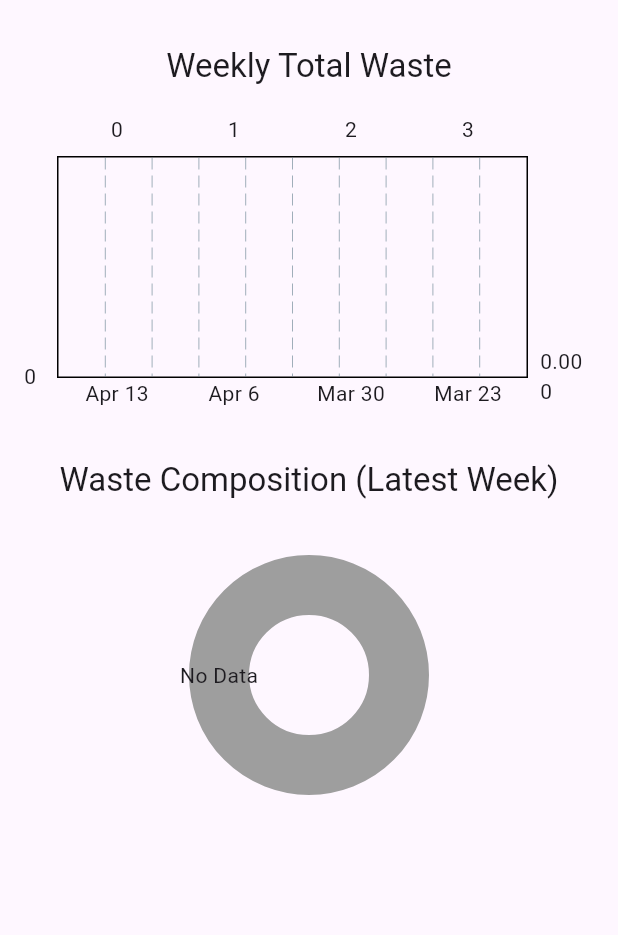
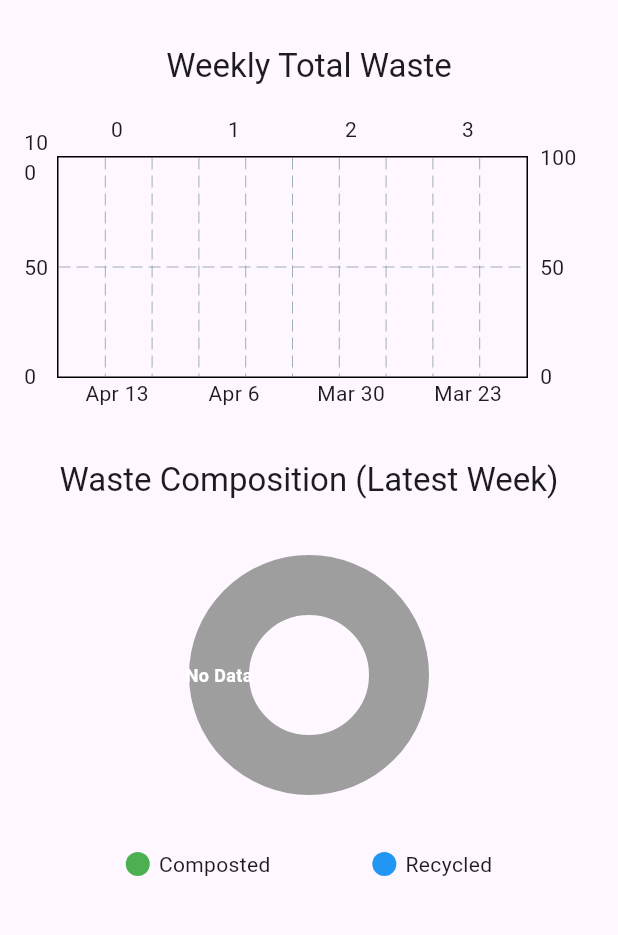
Before and after one commit to jbrun001/foodmanager, a Flutter app: the WasteLogAnalysisScreen screen opened directly with empty values, on a phone screen of 412 x 824 dp, the part 63-998 px from its top. Run offline on Flutter 3.47's test engine with Material 3 defaults, Android fonts, the phone set to English and light mode, and no system bars; our stand-ins replace cached_network_image, cloud_firestore, firebase_auth, firebase_core, go_router, google_sign_in and 1 more; accounts and stored records are empty; generated files the repository leaves out were written again; network calls fail.

Commit message:
R1.FW.02 final visualisation of food waste trends over time updates. Stacked bar showing recycled and composted over time, and pie chart showing overall percentage of recycled vs composted

```diff
--- a/documentation/test-data/recipes2.json
+++ b/documentation/test-data/recipes2.json
@@ -110,7 +110,7 @@
 			},
 			{
 				"step": "Heat a large wide based pan with a generous drizzle of olive oil over high heat",
-				"image": "https://dummyimage.com/100"
+				"image": ""
 			},
 			{
 				"step": "once hot, add the pepper strips, sliced onion and chicken breast strips to the pan and cook for 10-12 min or until the vegetables have softend and the chicken is cooked through",
--- a/lib/screens/pocfirebase_screen.dart
+++ b/lib/screens/pocfirebase_screen.dart
@@ -924,6 +924,7 @@ class _POCFirebaseScreenState extends State<POCFirebaseScreen> {
         amount: 2.0,
         composted: 1.0,
         inedibleParts: 0.5,
+        recycled: 0.5,
       );
 
       // add a test smartlist
@@ -951,7 +952,7 @@ class _POCFirebaseScreenState extends State<POCFirebaseScreen> {
     setState(() {
       _status = "Generating Food Waste Test Data...";
     });
-    // do this for the current userid
+
     userId = FirebaseService().getCurrentUserId();
     try {
       // Step 1: Delete existing waste logs for the user.
@@ -972,20 +973,17 @@ class _POCFirebaseScreenState extends State<POCFirebaseScreen> {
       for (int i = 0; i <= 6 * 7; i++) {
         DateTime currentDate = startDate.add(Duration(days: i));
 
-        // Generate a random time for logDate on the current day.
-        int randomHour = random.nextInt(24);
-        int randomMinute = random.nextInt(60);
-        int randomSecond = random.nextInt(60);
+        // Generate a random log time.
         DateTime logDate = DateTime(
           currentDate.year,
           currentDate.month,
           currentDate.day,
-          randomHour,
-          randomMinute,
-          randomSecond,
+          random.nextInt(24),
+          random.nextInt(60),
+          random.nextInt(60),
         );
 
-        // Compute the week date as the most recent Sunday at midnight.
+        // Compute start of the week (Sunday).
         int daysToSubtract = currentDate.weekday % 7;
         DateTime weekStart = DateTime(
           currentDate.year,
@@ -994,27 +992,41 @@ class _POCFirebaseScreenState extends State<POCFirebaseScreen> {
         ).subtract(Duration(days: daysToSubtract));
         weekStart = DateTime(weekStart.year, weekStart.month, weekStart.day);
 
-        // Generate random waste amounts such that total waste <= 400.
-        double totalWaste = random.nextDouble() * 400;
-        double composted = random.nextDouble() * totalWaste;
-        double inedible = totalWaste - composted;
+        // Generate total waste (max ~250g realistic cap).
+        double totalWaste = 100 + random.nextDouble() * 150; // 100–250g
 
-        // Create a wasteId based on the log date.
+        // Generate percentages and convert to grams.
+        double compostedPct = random.nextDouble() * 0.6; // up to 60%
+        double inediblePct = random.nextDouble() * 0.3; // up to 30%
+
+        // Ensure composted + inedible ≤ totalWaste
+        double composted = totalWaste * compostedPct;
+        double inedible = totalWaste * inediblePct;
+
+        // Limit to ensure recycled is always ≥ 0
+        if (composted + inedible > totalWaste) {
+          composted = totalWaste * 0.3;
+          inedible = totalWaste * 0.2;
+        }
+
+        // Create a unique ID based on the date.
         String wasteId =
             "waste_${currentDate.year}${currentDate.month.toString().padLeft(2, '0')}${currentDate.day.toString().padLeft(2, '0')}";
 
-        // Use the firebaseService to add the waste log.
         await widget.firebaseService.addWasteLog(
           userId: userId,
           wasteId: wasteId,
           week: weekStart,
           logDate: logDate,
-          amount: totalWaste,
-          composted: composted,
-          inedibleParts: inedible,
+          amount: double.parse(totalWaste.toStringAsFixed(1)),
+          recycled: double.parse(
+              (totalWaste - composted - inedible).toStringAsFixed(1)),
+          composted: double.parse(composted.toStringAsFixed(1)),
+          inedibleParts: double.parse(inedible.toStringAsFixed(1)),
         );
       }
-      userId = "1"; // set back to 1 so other buttons work
+
+      userId = "1"; // reset for UI test case compatibility
       setState(() {
         _status = "Food Waste Test Data generated successfully!";
       });
--- a/lib/screens/recipes_screen.dart
+++ b/lib/screens/recipes_screen.dart
@@ -165,7 +165,7 @@ class _RecipesScreenState extends State<RecipesScreen> {
                         );
                       }).toList(),
                     ),
-                    SizedBox(width: 8),
+/*                    SizedBox(width: 8),
                     Text("Max Cals:", style: TextStyle(fontSize: 16)),
                     SizedBox(width: 8),
                     DropdownButton<int?>(
@@ -182,7 +182,7 @@ class _RecipesScreenState extends State<RecipesScreen> {
                           child: Text(cal == null ? 'Any' : '$cal kcal'),
                         );
                       }).toList(),
-                    ),
+                    ), */
                   ],
                 ),
               ),
--- a/lib/screens/waste_log_screen.dart
+++ b/lib/screens/waste_log_screen.dart
@@ -79,6 +79,8 @@ class _WasteLogScreenState extends State<WasteLogScreen> {
         week: _weekStart, // start of the week for grouping
         logDate: _selectedDate, // actual log date
         amount: wasteAmount,
+        recycled: double.parse((wasteAmount - compostedAmount - inedibleAmount)
+            .toStringAsFixed(1)),
         composted: compostedAmount,
         inedibleParts: inedibleAmount,
       );
--- a/lib/screens/wasteloganalysis_screen.dart
+++ b/lib/screens/wasteloganalysis_screen.dart
@@ -4,6 +4,7 @@ import 'package:intl/intl.dart';
 import '../services/firebase_service.dart';
 import 'package:go_router/go_router.dart'; // required for login redirect
 import 'menu_drawer.dart';
+// f1_charts reference https://clay-atlas.com/us/blog/2021/10/14/flutter-en-flchart-pie-chart/
 
 class WasteLogAnalysisScreen extends StatefulWidget {
   final FirebaseService firebaseService;
@@ -53,20 +54,108 @@ class _WasteLogAnalysisScreenState extends State<WasteLogAnalysisScreen> {
       double totalWaste = 0;
       double totalComposted = 0;
       double totalInedible = 0;
+      double totalRecycled = 0;
 
       for (var log in logs) {
         totalWaste += (log['amount'] ?? 0) as double;
         totalComposted += (log['composted'] ?? 0) as double;
         totalInedible += (log['inedibleParts'] ?? 0) as double;
+        totalRecycled += (log['recycled'] ?? 0) as double;
       }
       String label = DateFormat.MMMd().format(weekStart);
       weeklyStats[label] = {
         'totalWaste': totalWaste,
+        'totalRecycled': totalRecycled,
         'totalComposted': totalComposted,
-        'totalInedible': totalInedible,
+        // 'totalInedible': totalInedible, don't want to show inedible
       };
     }
     return weeklyStats;
+  }
+
+  double _getMaxWaste(Map<String, Map<String, double>> weeklyStats) {
+    double max = 0;
+    weeklyStats.forEach((key, stats) {
+      final total = (stats['totalWaste'] as double?) ?? 0.0;
+      if (total > max) max = total;
+    });
+    return max > 0 ? max + 20 : 100; // use 100 if everything is 0
+  }
+
+  Widget _buildLegendItem({required Color color, required String label}) {
+    return Row(
+      mainAxisSize: MainAxisSize.min,
+      children: [
+        Container(
+          width: 16,
+          height: 16,
+          decoration: BoxDecoration(color: color, shape: BoxShape.circle),
+        ),
+        const SizedBox(width: 6),
+        Text(label),
+      ],
+    );
+  }
+
+  List<PieChartSectionData> _buildPieChartSections(
+      Map<String, Map<String, double>> weeklyStats) {
+    // assume the latest week is the first week in _weekStarts.
+    String latestWeekLabel = DateFormat.MMMd().format(_weekStarts.first);
+    Map<String, double> latestStats = weeklyStats[latestWeekLabel] ??
+        {'totalRecycled': 0, 'totalComposted': 0, 'totalInedible': 0};
+
+    double recycled = latestStats['totalRecycled']!;
+    double composted = latestStats['totalComposted']!;
+    double totalWaste = latestStats['totalWaste']!;
+//    double inedible = latestStats['totalInedible']!;  don't show inedible
+//    double other = totalWaste - (composted + recycled);
+
+    List<PieChartSectionData> sections = [];
+
+    if (totalWaste > 0) {
+      sections.add(
+        PieChartSectionData(
+          value: composted,
+          color: Colors.green,
+          title: '${((composted / totalWaste) * 100).toStringAsFixed(1)}%',
+          titleStyle: TextStyle(
+              fontSize: 12, fontWeight: FontWeight.bold, color: Colors.white),
+          titlePositionPercentageOffset: 0.6,
+        ),
+      );
+/*      sections.add(
+        PieChartSectionData(
+          value: inedible,
+          color: Colors.red,
+          title: '${((inedible / totalWaste) * 100).toStringAsFixed(1)}%',
+          titleStyle: TextStyle(
+              fontSize: 12, fontWeight: FontWeight.bold, color: Colors.white),
+          titlePositionPercentageOffset: 0.6,
+        ),
+      ); */
+      sections.add(
+        PieChartSectionData(
+          value: recycled,
+          color: Colors.blue,
+          title: '${((recycled / totalWaste) * 100).toStringAsFixed(1)}%',
+          titleStyle: TextStyle(
+              fontSize: 12, fontWeight: FontWeight.bold, color: Colors.white),
+          titlePositionPercentageOffset: 0.6,
+        ),
+      );
+    } else {
+      sections.add(
+        PieChartSectionData(
+          value: 1,
+          color: Colors.grey,
+          title: 'No Data',
+          titleStyle: TextStyle(
+              fontSize: 12, fontWeight: FontWeight.bold, color: Colors.white),
+        ),
+      );
+    }
+
+    return sections;
   }
 
   @override
@@ -104,15 +193,37 @@ class _WasteLogAnalysisScreenState extends State<WasteLogAnalysisScreen> {
                         alignment: BarChartAlignment.spaceAround,
                         maxY: _getMaxWaste(weeklyStats),
                         barGroups: weeklyStats.entries.map((entry) {
-                          double totalWaste = entry.value['totalWaste']!;
-                          int index =
+                          final index =
                               weeklyStats.keys.toList().indexOf(entry.key);
+
+                          final total =
+                              (entry.value['totalWaste'] as double?) ?? 0.0;
+                          final composted =
+                              (entry.value['totalComposted'] as double?) ?? 0.0;
+                          final inedible =
+                              (entry.value['totalInedible'] as double?) ?? 0.0;
+
+                          final recycled = total - (composted + inedible);
+
+                          // Skip bar if total is zero (avoids invisible bars)
+                          if (total == 0) {
+                            return BarChartGroupData(x: index, barRods: []);
+                          }
+
                           return BarChartGroupData(
                             x: index,
                             barRods: [
                               BarChartRodData(
-                                toY: totalWaste,
-                                color: Colors.blue,
+                                toY: total,
+                                rodStackItems: [
+                                  BarChartRodStackItem(0, recycled,
+                                      Colors.blue), // Recycled (base)
+                                  BarChartRodStackItem(
+                                      recycled,
+                                      recycled + composted,
+                                      Colors.green), // Composted (on top)
+                                ],
+                                width: 22,
                               ),
                             ],
                           );
@@ -149,6 +260,7 @@ class _WasteLogAnalysisScreenState extends State<WasteLogAnalysisScreen> {
                     'Waste Composition (Latest Week)',
                     style: Theme.of(context).textTheme.titleLarge,
                   ),
+
                   const SizedBox(height: 16),
                   SizedBox(
                     height: 200,
@@ -160,6 +272,14 @@ class _WasteLogAnalysisScreenState extends State<WasteLogAnalysisScreen> {
                       ),
                     ),
                   ),
+                  const SizedBox(height: 16),
+                  Row(
+                    mainAxisAlignment: MainAxisAlignment.spaceEvenly,
+                    children: [
+                      _buildLegendItem(color: Colors.green, label: 'Composted'),
+                      _buildLegendItem(color: Colors.blue, label: 'Recycled'),
+                    ],
+                  ),
                 ],
               ),
             ),
@@ -168,58 +288,4 @@ class _WasteLogAnalysisScreenState extends State<WasteLogAnalysisScreen> {
       ),
     );
   }
-
-  double _getMaxWaste(Map<String, Map<String, double>> weeklyStats) {
-    double max = 0;
-    weeklyStats.forEach((key, stats) {
-      if (stats['totalWaste']! > max) max = stats['totalWaste']!;
-    });
-    return max + (max * 0.1);
-  }
-
-  List<PieChartSectionData> _buildPieChartSections(
-      Map<String, Map<String, double>> weeklyStats) {
-    // Assume the latest week is the first week in _weekStarts.
-    String latestWeekLabel = DateFormat.MMMd().format(_weekStarts.first);
-    Map<String, double> latestStats = weeklyStats[latestWeekLabel] ??
-        {'totalWaste': 0, 'totalComposted': 0, 'totalInedible': 0};
-    double totalWaste = latestStats['totalWaste']!;
-    double composted = latestStats['totalComposted']!;
-    double inedible = latestStats['totalInedible']!;
-    double other = totalWaste - (composted + inedible);
-
-    List<PieChartSectionData> sections = [];
-    if (totalWaste > 0) {
-      sections.add(
-        PieChartSectionData(
-          value: composted,
-          color: Colors.green,
-          title: '${((composted / totalWaste) * 100).toStringAsFixed(1)}%',
-        ),
-      );
-      sections.add(
-        PieChartSectionData(
-          value: inedible,
-          color: Colors.red,
-          title: '${((inedible / totalWaste) * 100).toStringAsFixed(1)}%',
-        ),
-      );
-      sections.add(
-        PieChartSectionData(
-          value: other,
-          color: Colors.blue,
-          title: '${((other / totalWaste) * 100).toStringAsFixed(1)}%',
-        ),
-      );
-    } else {
-      sections.add(
-        PieChartSectionData(
-          value: 1,
-          color: Colors.grey,
-          title: 'No Data',
-        ),
-      );
-    }
-    return sections;
-  }
 }
--- a/lib/services/firebase_service.dart
+++ b/lib/services/firebase_service.dart
@@ -89,6 +89,7 @@ class FirebaseService {
     required DateTime week,
     required DateTime logDate,
     required double amount,
+    required double recycled,
     required double composted,
     required double inedibleParts,
   }) async {
@@ -101,6 +102,7 @@ class FirebaseService {
       'week': week,
       'logdate': logDate,
       'amount': amount,
+      'recycled': recycled,
       'composted': composted,
       'inedibleParts': inedibleParts,
     }).then((_) {
```
Also changed, not shown: lib/screens/smartlist_screenv1.dart (added, +448 -0 lines).
